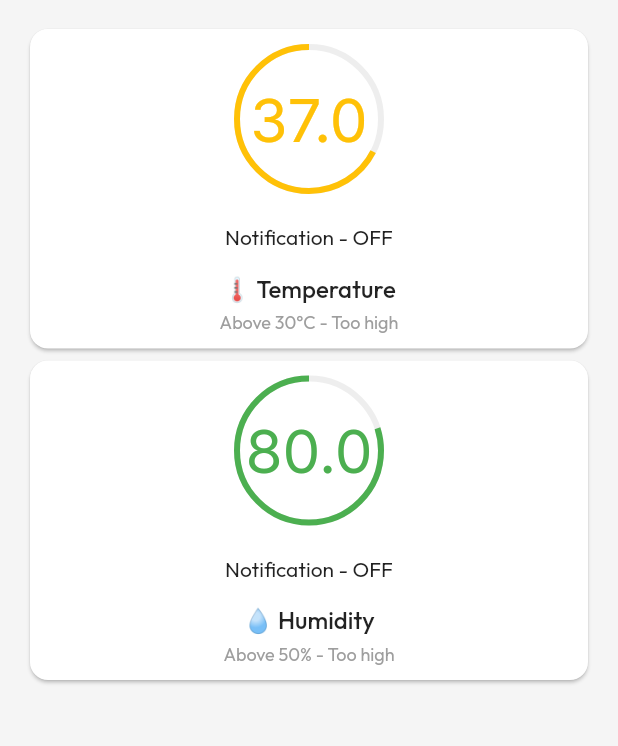
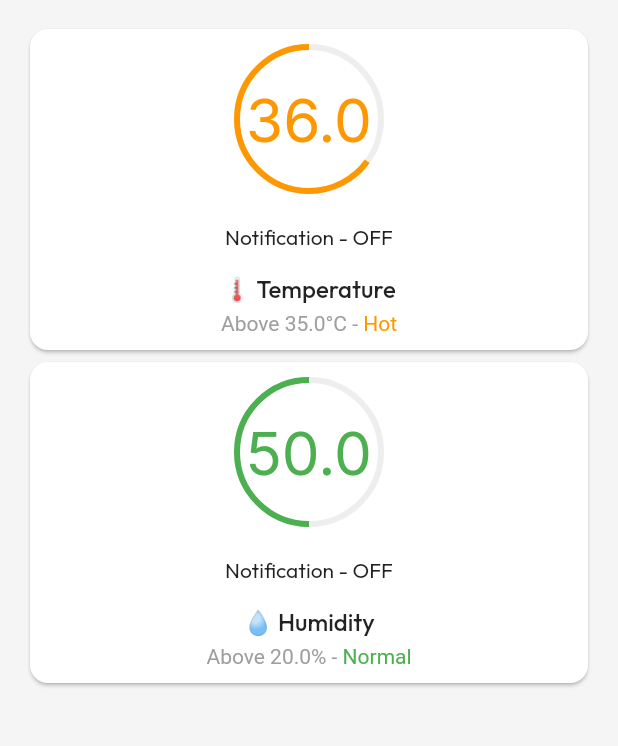
Before and after one commit to dadn-dream-home/app, a Flutter app: the screen it shows after launch, on a phone screen of 412 x 824 dp, the part 61-807 px from its top. Run offline on Flutter 3.47's test engine with Material 2 defaults, Android fonts, the phone set to English and light mode, and no system bars; our stand-ins replace flutter_colorpicker, google_fonts.

Commit message:
thresholds for cards

```diff
--- a/lib/dashboard_screen.dart
+++ b/lib/dashboard_screen.dart
@@ -1,11 +1,10 @@
 import 'package:dream_home/dashboard_screen/card.dart';
-import 'package:dream_home/dashboard_screen/gauge.dart';
 import 'package:dream_home/models/data_point.dart';
 import 'package:flutter/material.dart';
 import 'package:google_fonts/google_fonts.dart';
 
 class Dashboard extends StatelessWidget {
-  const Dashboard({Key? key});
+  const Dashboard({super.key});
 
   @override
   Widget build(BuildContext context) {
@@ -45,8 +44,8 @@ class TemperatureCard extends StatelessWidget {
   @override
   Widget build(BuildContext context) {
     return DataPointCard(
-      name: "Temperature",
-      value: DataPoint.temperature(37),
+      name: "🌡️ Temperature",
+      value: DataPoint.temperature(36),
     );
   }
 }
@@ -56,43 +55,9 @@ class HumidCard extends StatelessWidget {
 
   @override
   Widget build(BuildContext context) {
-    return Card(
-      shape: RoundedRectangleBorder(
-        borderRadius: BorderRadius.circular(12.0),
-      ),
-      child: Container(
-          padding: const EdgeInsetsDirectional.symmetric(vertical: 10),
-          child:
-              Column(crossAxisAlignment: CrossAxisAlignment.center, children: [
-            SizedBox(
-              width: 100,
-              height: 100,
-              child: Gauge(
-                color: Colors.green,
-                value: DataPoint.moisture(80),
-              ),
-            ),
-            Container(
-              margin: const EdgeInsetsDirectional.only(top: 20.0),
-              child: const Text(
-                "Notification - OFF",
-              ),
-            ),
-            Container(
-              margin: const EdgeInsetsDirectional.only(top: 15.0),
-              child: const Text(
-                "💧 Humidity",
-                style: TextStyle(fontSize: 16, fontWeight: FontWeight.w500),
-              ),
-            ),
-            Container(
-              margin: const EdgeInsetsDirectional.only(top: 5.0),
-              child: const Text(
-                "Above 50% - Too high",
-                style: TextStyle(fontSize: 12, color: Colors.grey),
-              ),
-            ),
-          ])),
+    return DataPointCard(
+      name: "💧 Humidity",
+      value: DataPoint.humidity(50),
     );
   }
 }
--- a/lib/dashboard_screen/card.dart
+++ b/lib/dashboard_screen/card.dart
@@ -1,6 +1,6 @@
 import 'package:dream_home/dashboard_screen/gauge.dart';
 import 'package:dream_home/models/data_point.dart';
-import 'package:flutter/material.dart';
+import 'package:flutter/material.dart' hide Threshold;
 
 class DataPointCard extends StatelessWidget {
   const DataPointCard({
@@ -14,6 +14,8 @@ class DataPointCard extends StatelessWidget {
 
   @override
   Widget build(BuildContext context) {
+    final threshold = value.getThreshold();
+
     return Card(
       shape: RoundedRectangleBorder(
         borderRadius: BorderRadius.circular(12.0),
@@ -26,7 +28,7 @@ class DataPointCard extends StatelessWidget {
               width: 100,
               height: 100,
               child: Gauge(
-                color: Colors.amber,
+                color: threshold.color,
                 value: value,
               ),
             ),
@@ -38,19 +40,49 @@ class DataPointCard extends StatelessWidget {
             ),
             Container(
               margin: const EdgeInsetsDirectional.only(top: 15.0),
-              child: const Text(
-                "🌡️ Temperature",
-                style: TextStyle(fontSize: 16, fontWeight: FontWeight.w500),
+              child: Text(
+                name,
+                style:
+                    const TextStyle(fontSize: 16, fontWeight: FontWeight.w500),
               ),
             ),
             Container(
               margin: const EdgeInsetsDirectional.only(top: 5.0),
-              child: const Text(
-                "Above 30°C - Too high",
-                style: TextStyle(fontSize: 12, color: Colors.grey),
-              ),
+              child: _DataPointDescription(value: value),
             ),
           ])),
     );
   }
 }
+
+class _DataPointDescription extends StatelessWidget {
+  const _DataPointDescription({required this.value});
+
+  final DataPoint value;
+
+  @override
+  Widget build(BuildContext context) {
+    final threshold = value.getThreshold();
+    final dir = threshold.isAbove ? "Above" : "Below";
+
+    return Text.rich(TextSpan(
+      children: [
+        TextSpan(
+          text: value.type == DataPointType.temperature
+              ? "$dir ${threshold.value}°C - "
+              : "$dir ${threshold.value}% - ",
+        ),
+        TextSpan(
+            text: threshold.description,
+            style: TextStyle(
+              color: threshold.color,
+            ))
+      ],
+      style: const TextStyle(
+        fontSize: 14,
+        fontWeight: FontWeight.w400,
+        color: Colors.grey,
+      ),
+    ));
+  }
+}
--- a/lib/models/data_point.dart
+++ b/lib/models/data_point.dart
@@ -1,12 +1,13 @@
 import 'dart:convert';
 import 'dart:core';
 
+import 'package:dream_home/models/threshold.dart';
 import 'package:flutter/foundation.dart';
 import 'package:http/http.dart' as http;
 
 enum DataPointType {
   temperature,
-  moisture,
+  humidity,
 }
 
 class DataPoint {
@@ -17,8 +18,8 @@ class DataPoint {
 
   factory DataPoint.temperature(double value) =>
       DataPoint(type: DataPointType.temperature, value: value);
-  factory DataPoint.moisture(double value) =>
-      DataPoint(type: DataPointType.moisture, value: value);
+  factory DataPoint.humidity(double value) =>
+      DataPoint(type: DataPointType.humidity, value: value);
 
   factory DataPoint.fromJson(
     Map<String, dynamic> json, {
@@ -33,9 +34,25 @@ class DataPoint {
     switch (type) {
       case DataPointType.temperature:
         return clampDouble((value - 10) * 100 / 40, 0, 100);
-      case DataPointType.moisture:
+      case DataPointType.humidity:
         return value;
     }
+  }
+
+  // Returns the threshold that the data point's value falls into.
+  Threshold getThreshold() {
+    final thresholds = type == DataPointType.temperature
+        ? temperatureThresholds
+        : humidityThresholds;
+
+    // The thresholds are sorted in ascending order, so iterate in reverse.
+    // Also, skip the last threshold, since it's the lowest threshold.
+    for (final t in thresholds.reversed.take(thresholds.length - 1)) {
+      if (value >= t.value) {
+        return t;
+      }
+    }
+    return thresholds[0];
   }
 
   @override
--- /dev/null
+++ b/lib/models/threshold.dart
@@ -0,0 +1,47 @@
+import 'package:flutter/material.dart';
+
+/// This class represents a threshold for a value.
+///
+/// The value can either be above or below this threshold.
+///
+/// The threshold value and description are used to display the threshold in the
+/// UI.
+///
+/// The color is used to indicate severity.
+class Threshold {
+  const Threshold({
+    required this.value,
+    required this.description,
+    required this.color,
+    this.isAbove = true,
+  });
+
+  final double value;
+  final String description;
+  final Color color;
+  final bool isAbove;
+}
+
+const List<Threshold> temperatureThresholds = [
+  Threshold(
+      value: 10,
+      description: 'Freezing',
+      color: Colors.purple,
+      isAbove: false), // < 10
+  Threshold(value: 10, description: 'Too cold', color: Colors.blue),
+  Threshold(value: 20, description: 'Cold', color: Colors.cyan),
+  Threshold(value: 25, description: 'Ok', color: Colors.green),
+  Threshold(value: 35, description: 'Hot', color: Colors.orange),
+  Threshold(value: 40, description: 'Too hot', color: Colors.red),
+];
+
+const List<Threshold> humidityThresholds = [
+  Threshold(
+      value: 20,
+      description: 'Too dry',
+      color: Colors.red,
+      isAbove: false), // < 50
+  Threshold(value: 20, description: 'Normal', color: Colors.green),
+  Threshold(value: 60, description: 'Humid', color: Colors.cyan),
+  Threshold(value: 80, description: 'Wet', color: Colors.blue),
+];
```
